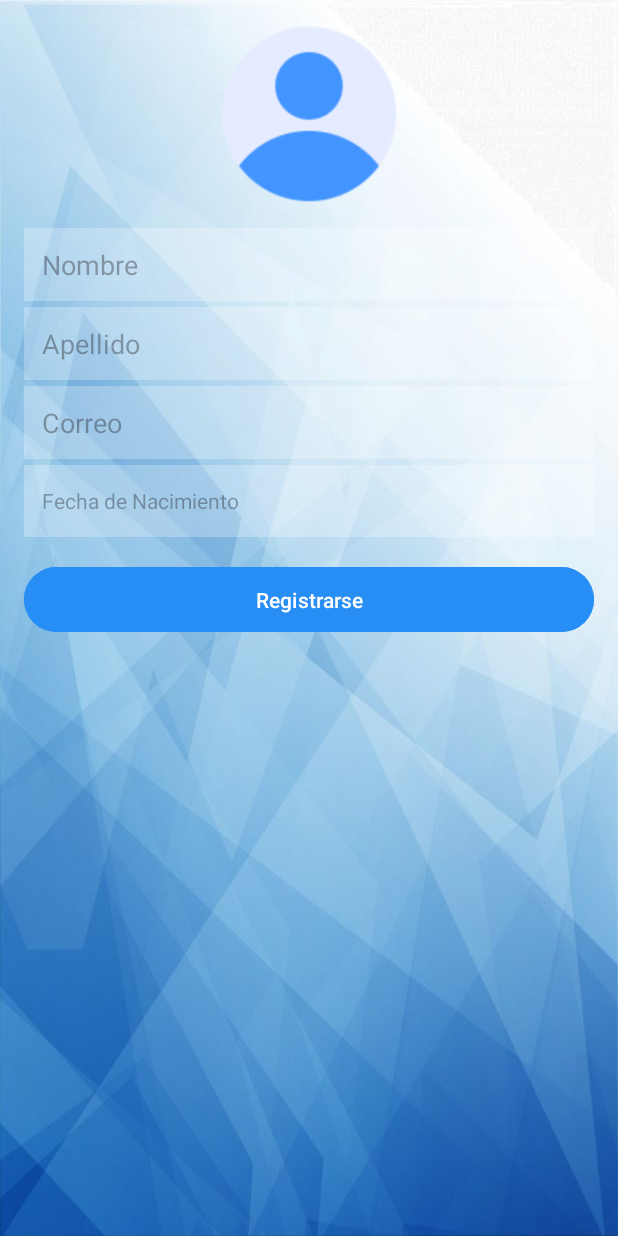
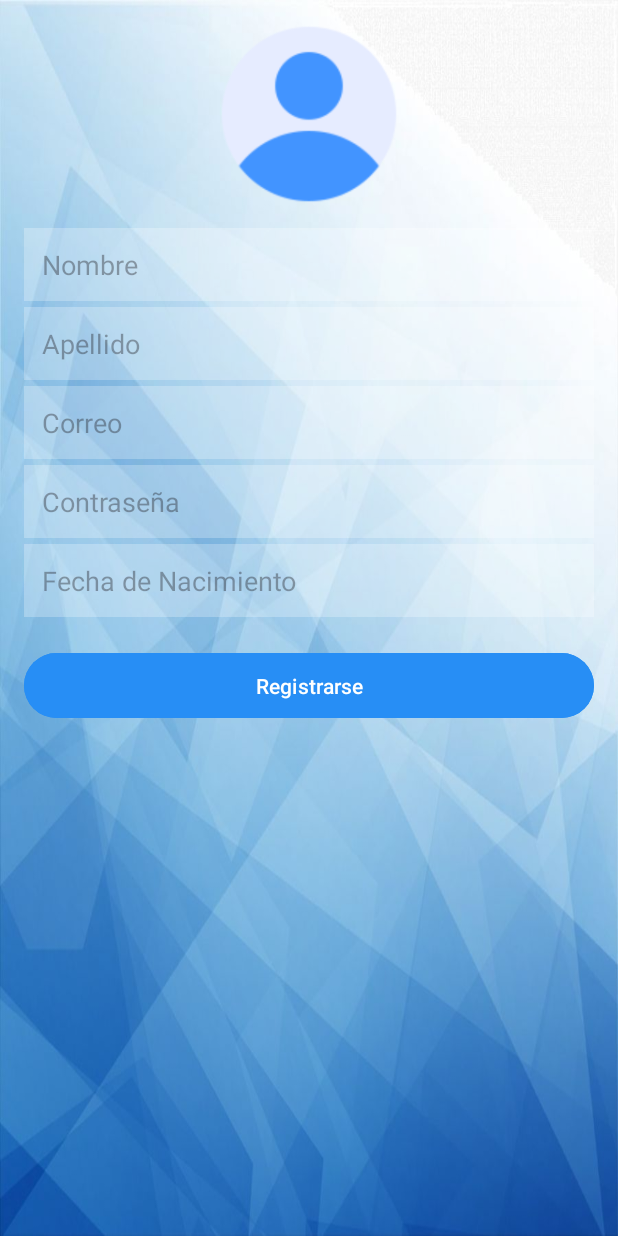
Before and after one commit to Mily26/TuHoraSalud, an Android app: the RegistroActivity screen opened directly, with no data from a screen before it, on a phone screen of 412 x 824 dp. Run offline under Robolectric (Android 15) with nearby library versions, the phone set to English and light mode, and no system bars.

Commit message:
Se modifica pantalla de registro y se agregan validaciones. Se agregaron dependencias extra

```diff
--- a/AppTuHoraSalud/app/build.gradle.kts
+++ b/AppTuHoraSalud/app/build.gradle.kts
@@ -42,7 +42,8 @@ dependencies {
     // Room para persistencia local
     implementation("androidx.room:room-runtime:2.6.1")
     annotationProcessor("androidx.room:room-compiler:2.6.1")
-
+    implementation("androidx.lifecycle:lifecycle-viewmodel:2.8.6")
+    implementation("androidx.lifecycle:lifecycle-livedata:2.8.6")
     testImplementation(libs.junit)
     androidTestImplementation(libs.ext.junit)
     androidTestImplementation(libs.espresso.core)
--- a/AppTuHoraSalud/app/src/main/java/com/example/apptuhorasalud/RegistroActivity.java
+++ b/AppTuHoraSalud/app/src/main/java/com/example/apptuhorasalud/RegistroActivity.java
@@ -1,6 +1,11 @@
 package com.example.apptuhorasalud;
 
 import android.os.Bundle;
+import android.util.Patterns;
+import android.view.View;
+import android.widget.Button;
+import android.widget.EditText;
+import android.widget.Toast;
 
 import androidx.activity.EdgeToEdge;
 import androidx.appcompat.app.AppCompatActivity;
@@ -9,7 +14,8 @@ import androidx.core.view.ViewCompat;
 import androidx.core.view.WindowInsetsCompat;
 
 public class RegistroActivity extends AppCompatActivity {
-
+    EditText etNombre, etApellido, etCorreo, etContraseña, etFechaNacimiento;
+    Button btnRegistrarse;
     @Override
     protected void onCreate(Bundle savedInstanceState) {
         super.onCreate(savedInstanceState);
@@ -20,5 +26,68 @@ public class RegistroActivity extends AppCompatActivity {
             v.setPadding(systemBars.left, systemBars.top, systemBars.right, systemBars.bottom);
             return insets;
         });
+        etNombre = findViewById(R.id.etNombre);
+        etApellido = findViewById(R.id.etApellido);
+        etCorreo = findViewById(R.id.etCorreo);
+        etContraseña = findViewById(R.id.etContraseña);
+        etFechaNacimiento = findViewById(R.id.etFechaNacimiento);
+        btnRegistrarse = findViewById(R.id.btnRegistrarse);
+        btnRegistrarse.setOnClickListener(new View.OnClickListener() {
+            @Override
+            public void onClick(View view) {
+                validarCampos();
+            }
+        });
+
+
     }
+    private void validarCampos() {
+        String nombre = etNombre.getText().toString();
+        String apellido = etApellido.getText().toString();
+        String correo = etCorreo.getText().toString();
+        String contraseña = etContraseña.getText().toString();
+        String fechaNacimiento = etFechaNacimiento.getText().toString();
+        if (nombre.isEmpty()) {
+            //etNombre.setError("Nombre requerido");
+            Toast.makeText(this, "Ingrese un nombre", Toast.LENGTH_SHORT).show();
+            etNombre.requestFocus();
+            return;
+        }
+        if (apellido.isEmpty()) {
+            //etApellido.setError("Apellido requerido");
+            Toast.makeText(this, "Ingrese un apellido", Toast.LENGTH_SHORT).show();
+            etApellido.requestFocus();
+            return;
+        }
+        if (correo.isEmpty()) {
+            Toast.makeText(this, "El correo es obligatorio", Toast.LENGTH_SHORT).show();
+            //txtCorreo.setError("Correo requerido");
+            etCorreo.requestFocus();
+            return;
+        }
+        // Valida el formato del email
+        if (!Patterns.EMAIL_ADDRESS.matcher(correo).matches()) {
+            Toast.makeText(this, "Ingrese un correo válido", Toast.LENGTH_SHORT).show();
+            return;
+        }
+        if (contraseña.isEmpty()) {
+            //etContraseña.setError("Contraseña requerida");
+            Toast.makeText(this, "Ingrese una contraseña", Toast.LENGTH_SHORT).show();
+            etContraseña.requestFocus();
+            return;
+        }
+        if (fechaNacimiento.isEmpty()) {
+            //etFechaNacimiento.setError("Fecha de nacimiento requerida");
+            Toast.makeText(this, "Ingrese una fecha de nacimiento", Toast.LENGTH_SHORT).show();
+            etFechaNacimiento.requestFocus();
+            return;
+        }
+        if (fechaNacimiento.length() != 8) {
+            Toast.makeText(this, "La fecha debe tener 8 dígitos", Toast.LENGTH_SHORT).show();
+        } else if (!fechaNacimiento.matches("\\d{8}")) {
+            Toast.makeText(this, "Solo se permiten números en la fecha", Toast.LENGTH_SHORT).show();
+        }
+
+    }
+
 }
--- a/AppTuHoraSalud/app/src/main/res/layout/activity_registro.xml
+++ b/AppTuHoraSalud/app/src/main/res/layout/activity_registro.xml
@@ -53,18 +53,27 @@
             android:minHeight="48dp"
             android:padding="12dp" />
 
-        <TextView
-            android:id="@+id/tvFechaNacimiento"
+        <EditText
+            android:id="@+id/etContraseña"
             android:layout_width="match_parent"
             android:layout_height="wrap_content"
+            android:layout_marginBottom="4dp"
             android:background="#40FFFFFF"
-            android:clickable="true"
-            android:focusable="true"
-            android:gravity="center_vertical"
+            android:hint="Contraseña"
+            android:inputType="textPassword"
+            android:minHeight="48dp"
+            android:padding="12dp" />
+
+        <EditText
+            android:id="@+id/etFechaNacimiento"
+            android:layout_width="match_parent"
+            android:layout_height="wrap_content"
+            android:layout_marginBottom="4dp"
+            android:background="#40FFFFFF"
             android:hint="Fecha de Nacimiento"
+            android:inputType="date"
             android:minHeight="48dp"
-            android:padding="12dp"
-            android:textColor="#000000" />
+            android:padding="12dp" />
 
         <Button
             android:id="@+id/btnRegistrarse"
```
